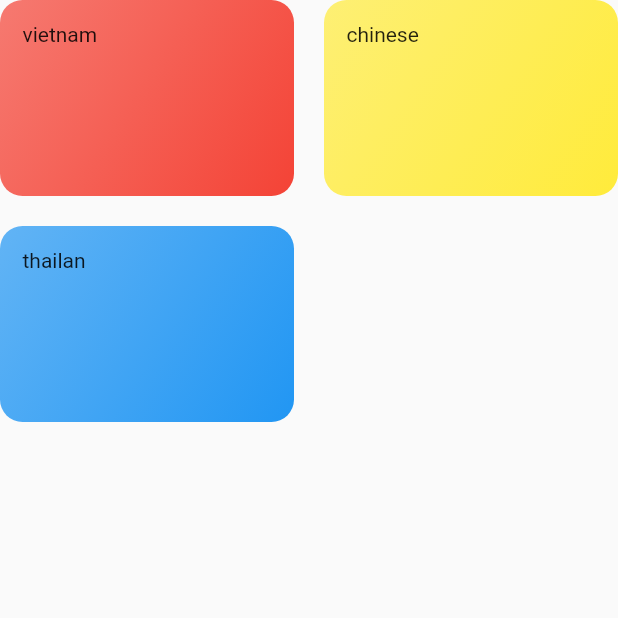
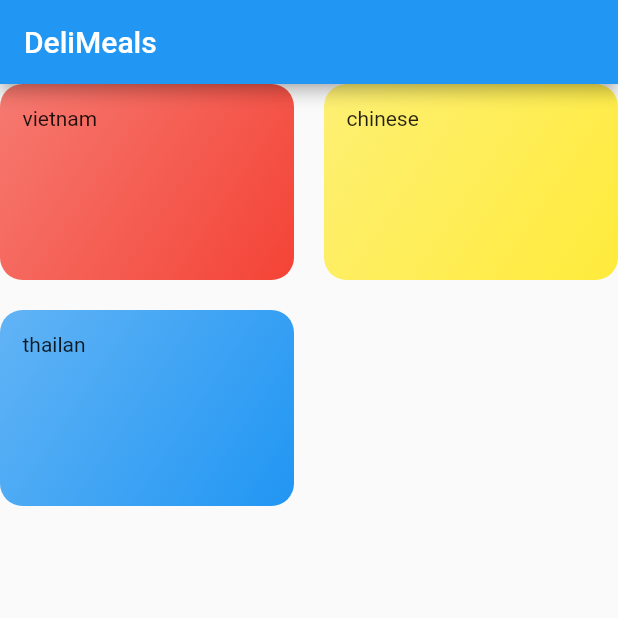
Before and after one commit to hungto228/flutter_app_bloc_demo, a Flutter app: the CategoriesScreen screen opened directly, on a phone screen of 412 x 824 dp, the top half of it. Run offline on Flutter 3.47's test engine with Material 2 defaults, Android fonts, the phone set to English and light mode, and no system bars.

```diff
--- a/lib/category_Screens.dart
+++ b/lib/category_Screens.dart
@@ -5,7 +5,11 @@ import 'package:flutter_app_bloc_demo/dummy_data.dart';
 class CategoriesScreen extends StatelessWidget {
   @override
   Widget build(BuildContext context) {
-    return GridView(
+    return Scaffold(
+      appBar: AppBar(
+        title: Text("DeliMeals"),
+      ),
+      body: GridView(
         children: DUMMY_CATEGORIES
             .map(
               (catDate) => CategoryItem(
@@ -20,6 +24,7 @@ class CategoriesScreen extends StatelessWidget {
           crossAxisSpacing: 20,
           mainAxisSpacing: 20,
         ),
+      ),
     );
   }
 }
```
Also changed, not shown: lib/main.dart (+2 -22 lines). Lines whose indentation alone changed are shown as unchanged.
